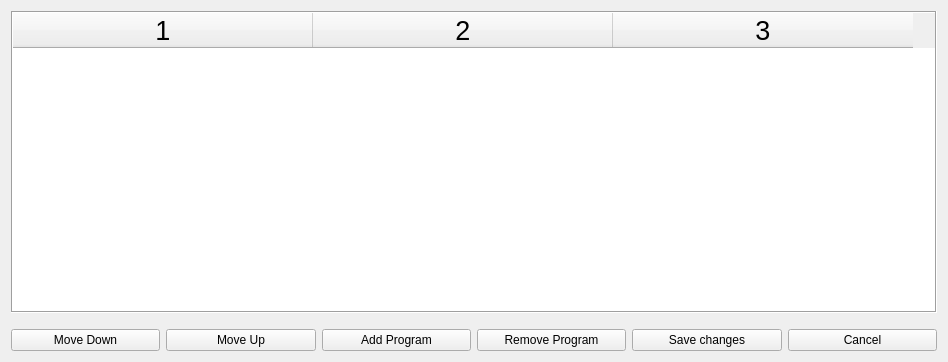
First picture: the form in Dialogs/appdlg.ui, repository towhee/Winnow64, before the edit.
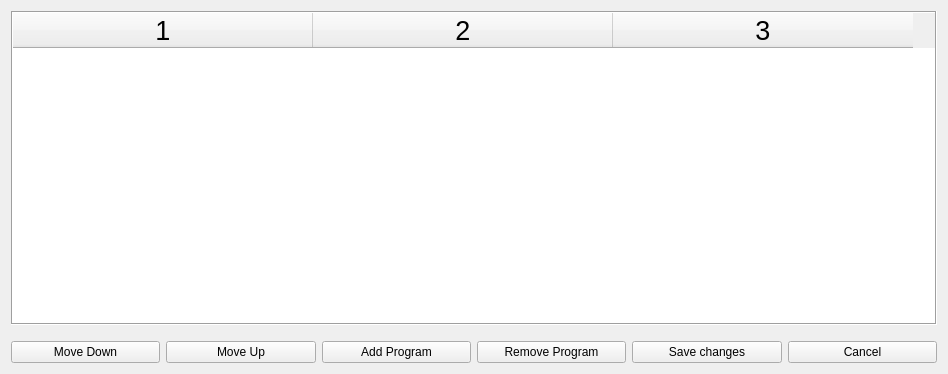
Second picture: the form after the edit.

Patch:
```diff
--- a/Dialogs/appdlg.ui
+++ b/Dialogs/appdlg.ui
@@ -7,7 +7,7 @@
     <x>0</x>
     <y>0</y>
     <width>948</width>
-    <height>362</height>
+    <height>374</height>
    </rect>
   </property>
   <property name="sizePolicy">
```
